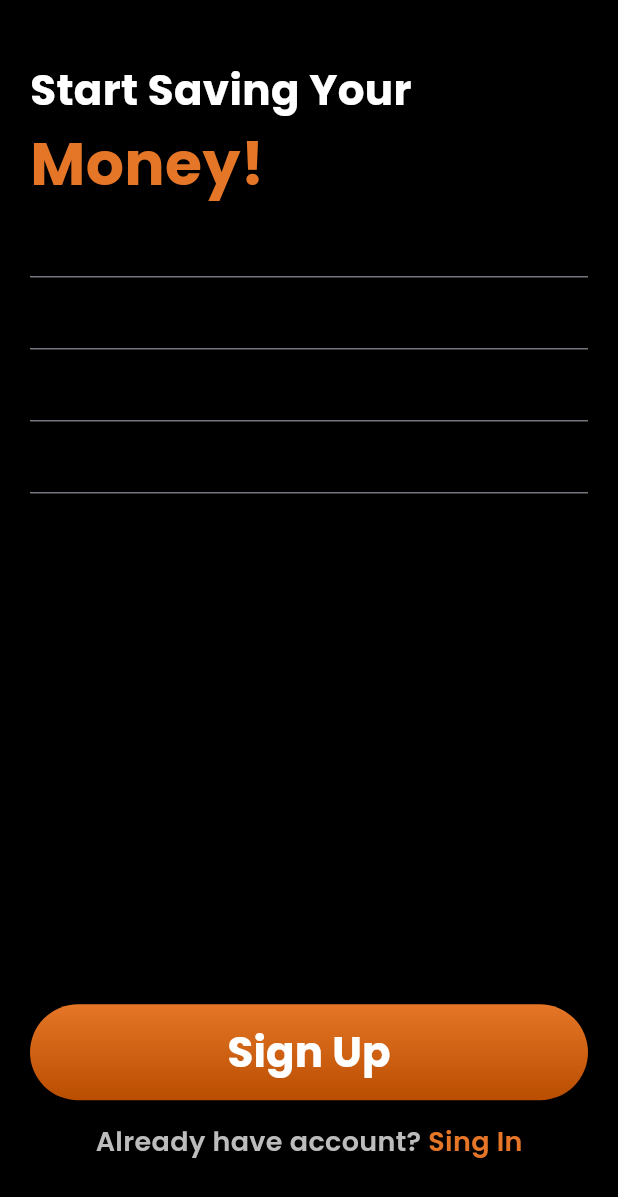
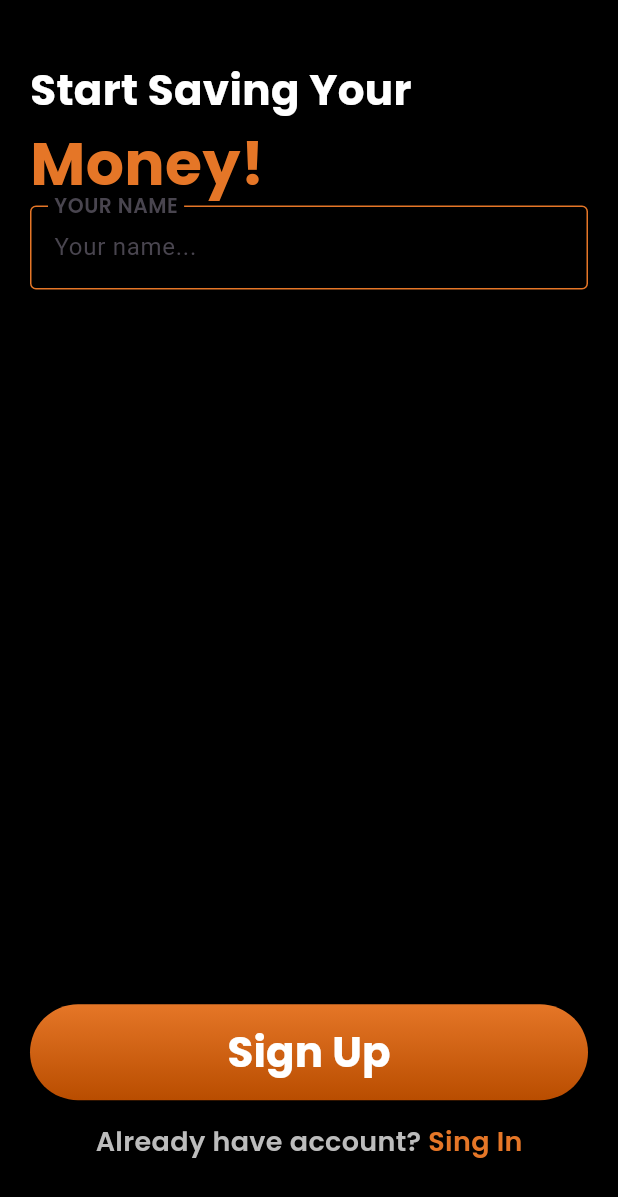
Before and after one commit to ppfuark/WorldSkils, a Flutter app: the screen it shows after launch, on a phone screen of 412 x 824 dp. Shown: the top 1197 px of the screen. Run offline on Flutter 3.47's test engine with Material 3 defaults, Android fonts, the phone set to English and light mode, and no system bars; our stand-ins replace sqflite; accounts and stored records are empty.

Commit message:
FlutterApps[feat]: Fuark Bank
Using a widget input | creating a default const for OutlineInputBorder

```diff
--- a/Flutter Apps/fuark_bank/lib/common/widgets/app_input.dart
+++ b/Flutter Apps/fuark_bank/lib/common/widgets/app_input.dart
@@ -1,5 +1,6 @@
 import 'package:flutter/material.dart';
 import 'package:fuark_bank/common/constants/app_colors.dart';
+import 'package:fuark_bank/common/constants/app_text_style.dart';
 
 class AppInput extends StatefulWidget {
   final String label;
@@ -11,14 +12,25 @@ class AppInput extends StatefulWidget {
 }
 
 class _AppInputState extends State<AppInput> {
+
+  final defaultBorder = const OutlineInputBorder(
+    borderSide: BorderSide(color: AppColors.primaryColor),
+  );
+
   @override
   Widget build(BuildContext context) {
     return TextFormField(
       decoration: InputDecoration(
-        labelText: widget.label,
-        border:OutlineInputBorder(
-          borderSide: BorderSide(color: AppColors.primaryColor),
-        ),
+        // prefixIcon: Icon(Icons.add),
+        hintText: widget.placeholder,
+        floatingLabelBehavior: FloatingLabelBehavior.always,
+        labelText: widget.label.toUpperCase(),
+        labelStyle: AppTextStyle.headline,
+        focusedBorder: defaultBorder,
+        errorBorder: defaultBorder,
+        focusedErrorBorder: defaultBorder,
+        enabledBorder: defaultBorder,
+        disabledBorder: defaultBorder,
       ),
     );
   }
--- a/Flutter Apps/fuark_bank/lib/features/sign_up/sign_up_page.dart
+++ b/Flutter Apps/fuark_bank/lib/features/sign_up/sign_up_page.dart
@@ -2,6 +2,7 @@ import 'package:flutter/material.dart';
 import 'package:fuark_bank/common/constants/app_colors.dart';
 import 'package:fuark_bank/common/constants/app_text_style.dart';
 import 'package:fuark_bank/common/widgets/app_button.dart';
+import 'package:fuark_bank/common/widgets/app_input.dart';
 import 'package:fuark_bank/features/splash/splash_page.dart';
 
 class SignUpPage extends StatelessWidget {
@@ -54,10 +55,7 @@ class SignUpPage extends StatelessWidget {
                     ),
                     Column(
                       children: [
-                        TextFormField(),
-                        TextFormField(),
-                        TextFormField(),
-                        TextFormField(),
+                        AppInput(label: "Your name", placeholder: "Your name...")
                       ],
                     ),
                   ],
```
